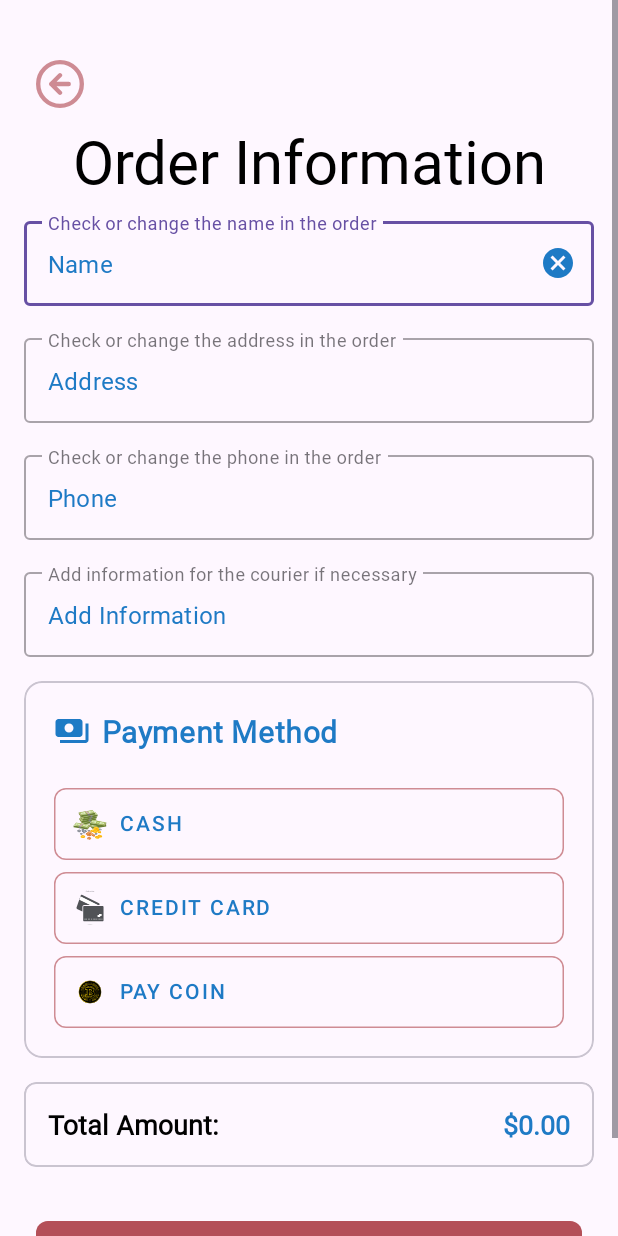
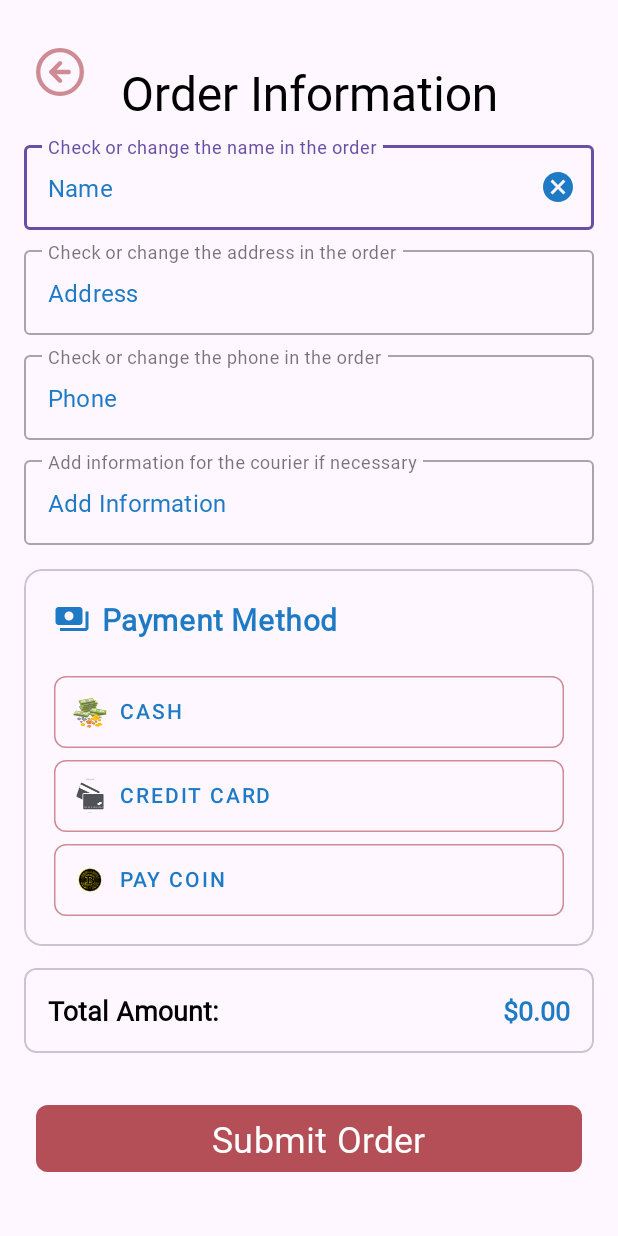
Before and after one commit to Rothmann-Daniel/FoodDeliveryApp, an Android app: the DeliveryActivity screen opened directly, with no data from a screen before it, on a phone screen of 412 x 824 dp. Run offline under Robolectric (Android 15) with nearby library versions, the phone set to English and light mode, and no system bars.

Commit message:
refactoring order info

```diff
--- a/app/src/main/res/layout/activity_delivery.xml
+++ b/app/src/main/res/layout/activity_delivery.xml
@@ -18,7 +18,7 @@
             android:layout_width="32dp"
             android:layout_height="32dp"
             android:layout_marginStart="8dp"
-            android:layout_marginTop="24dp"
+            android:layout_marginTop="16dp"
             android:background="@drawable/ic_back"
             android:outlineAmbientShadowColor="@color/btn_next_startActivity"
             app:layout_constraintStart_toStartOf="parent"
@@ -33,10 +33,10 @@
             android:layout_marginTop="8dp"
             android:gravity="center"
             android:text="@string/order_information"
-            android:textSize="40sp"
+            android:textSize="32sp"
             app:layout_constraintEnd_toEndOf="parent"
             app:layout_constraintStart_toStartOf="parent"
-            app:layout_constraintTop_toBottomOf="@+id/btn_back_to_cart" />
+            app:layout_constraintTop_toTopOf="@+id/btn_back_to_cart" />
 
         <!-- TextInputLayout  -->
         <com.google.android.material.textfield.TextInputLayout
@@ -68,7 +68,7 @@
             style="@style/Widget.MaterialComponents.TextInputLayout.OutlinedBox"
             android:layout_width="0dp"
             android:layout_height="wrap_content"
-            android:layout_marginTop="16dp"
+            android:layout_marginTop="8dp"
             android:hint="@string/check_address"
             app:endIconMode="clear_text"
             app:endIconTint="@color/blue"
@@ -92,7 +92,7 @@
             style="@style/Widget.MaterialComponents.TextInputLayout.OutlinedBox"
             android:layout_width="0dp"
             android:layout_height="wrap_content"
-            android:layout_marginTop="16dp"
+            android:layout_marginTop="8dp"
             android:hint="@string/check_phone"
             app:endIconMode="clear_text"
             app:endIconTint="@color/blue"
@@ -116,7 +116,7 @@
             style="@style/Widget.MaterialComponents.TextInputLayout.OutlinedBox"
             android:layout_width="0dp"
             android:layout_height="wrap_content"
-            android:layout_marginTop="16dp"
+            android:layout_marginTop="8dp"
             android:hint="@string/add_info_courier"
             app:endIconMode="clear_text"
             app:endIconTint="@color/blue"
@@ -211,8 +211,8 @@
             android:id="@+id/total_card"
             android:layout_width="0dp"
             android:layout_height="wrap_content"
-            android:layout_marginTop="16dp"
-            android:layout_marginBottom="16dp"
+            android:layout_marginTop="8dp"
+            android:layout_marginBottom="8dp"
             app:cardBackgroundColor="@android:color/transparent"
             app:cardCornerRadius="8dp"
             app:cardElevation="0dp"
```
